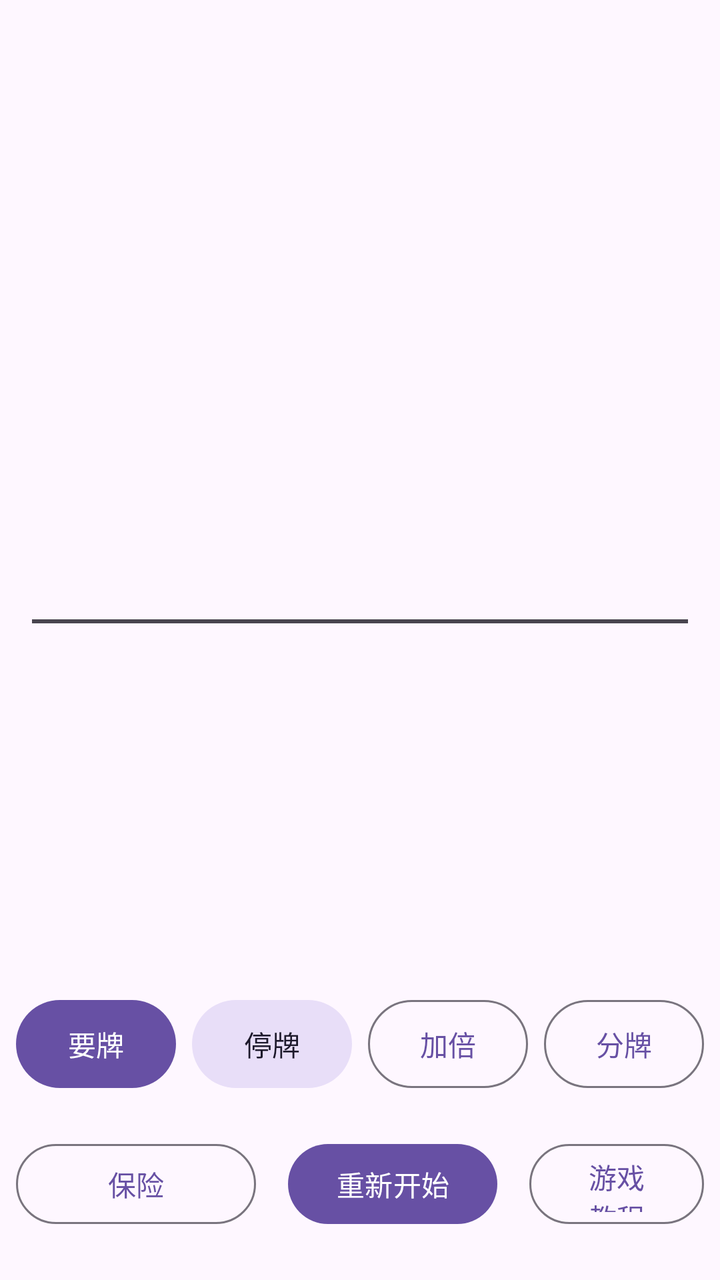
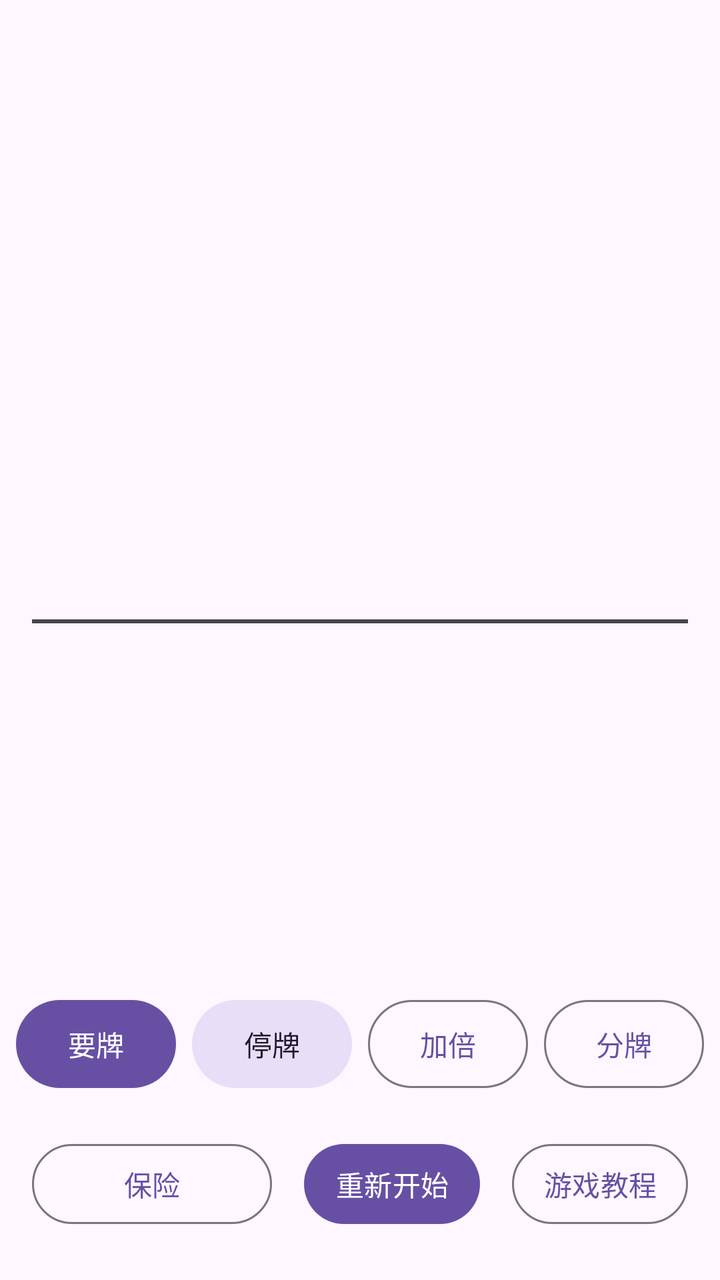

Screens rendered from an Android XML layout before and after an edit, with the pre-edit source and the edit as a unified diff.
<!-- AndroidManifest.xml: activity theme Theme.GameCenterApp -->
<!-- res/layout/activity_blackjack.xml -->
<?xml version="1.0" encoding="utf-8"?>
<LinearLayout xmlns:android="http://schemas.android.com/apk/res/android"
    android:layout_width="match_parent"
    android:layout_height="match_parent"
    android:orientation="vertical"
    android:background="?android:attr/colorBackground"
    android:paddingTop="28dp"
    android:gravity="center_horizontal">

    <TextView
        android:id="@+id/tv_game_title"
        android:layout_width="wrap_content"
        android:layout_height="wrap_content"
        android:layout_marginTop="16dp"
        android:textSize="28sp"
        android:textStyle="bold"
        android:textColor="?android:attr/textColorPrimary" />

    <TextView
        android:id="@+id/tv_result"
        android:layout_width="wrap_content"
        android:layout_height="wrap_content"
        android:layout_marginTop="16dp"
        android:textSize="24sp"
        android:textColor="#4CAF50"
        android:textStyle="bold" />

    <LinearLayout
        android:layout_width="match_parent"
        android:layout_height="0dp"
        android:layout_weight="1"
        android:orientation="vertical"
        android:gravity="center"
        android:padding="16dp">

        <TextView
            android:id="@+id/tv_dealer_cards"
            android:layout_width="wrap_content"
            android:layout_height="wrap_content"
            android:textSize="22sp"
            android:textColor="?android:attr/textColorPrimary" />

        <TextView
            android:id="@+id/tv_dealer_score"
            android:layout_width="wrap_content"
            android:layout_height="wrap_content"
            android:layout_marginTop="8dp"
            android:textSize="18sp"
            android:textColor="?attr/colorOnSurfaceVariant" />

        <View
            android:layout_width="match_parent"
            android:layout_height="2dp"
            android:layout_marginVertical="24dp"
            android:background="?attr/colorOnSurfaceVariant" />

        <TextView
            android:id="@+id/tv_player_cards"
            android:layout_width="wrap_content"
            android:layout_height="wrap_content"
            android:textSize="22sp"
            android:textColor="?android:attr/textColorPrimary" />

        <TextView
            android:id="@+id/tv_player_score"
            android:layout_width="wrap_content"
            android:layout_height="wrap_content"
            android:layout_marginTop="8dp"
            android:textSize="18sp"
            android:textColor="?attr/colorOnSurfaceVariant" />

    </LinearLayout>

    <LinearLayout
        android:layout_width="match_parent"
        android:layout_height="wrap_content"
        android:gravity="center"
        android:orientation="horizontal"
        android:layout_marginBottom="8dp">

        <com.google.android.material.button.MaterialButton
            android:id="@+id/btn_hit"
            style="@style/Widget.Material3.Button"
            android:layout_width="80dp"
            android:layout_height="52dp"
            android:layout_margin="4dp"
            android:text="要牌"
            android:textSize="14sp" />

        <com.google.android.material.button.MaterialButton
            android:id="@+id/btn_stand"
            style="@style/Widget.Material3.Button.TonalButton"
            android:layout_width="80dp"
            android:layout_height="52dp"
            android:layout_margin="4dp"
            android:text="停牌"
            android:textSize="14sp" />

        <com.google.android.material.button.MaterialButton
            android:id="@+id/btn_double"
            style="@style/Widget.Material3.Button.OutlinedButton"
            android:layout_width="80dp"
            android:layout_height="52dp"
            android:layout_margin="4dp"
            android:text="加倍"
            android:textSize="14sp" />

        <com.google.android.material.button.MaterialButton
            android:id="@+id/btn_split"
            style="@style/Widget.Material3.Button.OutlinedButton"
            android:layout_width="80dp"
            android:layout_height="52dp"
            android:layout_margin="4dp"
            android:text="分牌"
            android:textSize="14sp" />

    </LinearLayout>

    <LinearLayout
        android:layout_width="match_parent"
        android:layout_height="wrap_content"
        android:gravity="center"
        android:orientation="horizontal"
        android:layout_marginBottom="16dp">

        <com.google.android.material.button.MaterialButton
            android:id="@+id/btn_insurance"
            style="@style/Widget.Material3.Button.OutlinedButton"
            android:layout_width="120dp"
            android:layout_height="48dp"
            android:layout_margin="8dp"
            android:text="保险"
            android:textSize="14sp" />

        <com.google.android.material.button.MaterialButton
            android:id="@+id/btn_game_restart"
            style="@style/Widget.Material3.Button"
            android:layout_width="wrap_content"
            android:layout_height="48dp"
            android:layout_margin="8dp"
            android:text="@string/btn_restart" />

        <com.google.android.material.button.MaterialButton
            android:id="@+id/btn_game_tutorial"
            style="@style/Widget.Material3.Button.OutlinedButton"
            android:layout_width="wrap_content"
            android:layout_height="48dp"
            android:layout_margin="8dp"
            android:text="游戏教程" />

    </LinearLayout>

</LinearLayout>
<!-- resources referenced by this layout -->
<resources>
  <string name="btn_restart">重新开始</string>
  <style name="Theme.GameCenterApp" parent="Theme.Material3.DayNight.NoActionBar">
          <item name="colorPrimary">@color/md_theme_light_primary</item>
          <item name="colorOnPrimary">@color/md_theme_light_on_primary</item>
          <item name="colorPrimaryContainer">@color/md_theme_light_primary_container</item>
          <item name="colorOnPrimaryContainer">@color/md_theme_light_on_primary_container</item>
          <item name="colorSecondary">@color/md_theme_light_secondary</item>
          <item name="colorOnSecondary">@color/md_theme_light_on_secondary</item>
          <item name="colorSecondaryContainer">@color/md_theme_light_secondary_container</item>
          <item name="colorOnSecondaryContainer">@color/md_theme_light_on_secondary_container</item>
          <item name="colorSurface">@color/md_theme_light_surface</item>
          <item name="colorOnSurface">@color/md_theme_light_on_surface</item>
          <item name="colorOnSurfaceVariant">@color/md_theme_light_on_surface_variant</item>
          <item name="android:colorBackground">@color/md_theme_light_background</item>
          <item name="android:statusBarColor">@color/md_theme_light_surface</item>
          <item name="android:navigationBarColor">@color/md_theme_light_surface</item>
          <item name="android:windowLightStatusBar">true</item>
      </style>
  <color name="md_theme_light_primary">#6750A4</color>
  <color name="md_theme_light_surface">#FEF7FF</color>
  <!-- unchanged entries left out for length: 10 -->
</resources>

<!-- the commit's change to res/layout/activity_blackjack.xml (unified diff, before → after) -->
@@ -80,7 +80,7 @@
 
         <com.google.android.material.button.MaterialButton
             android:id="@+id/btn_hit"
-            style="@style/Widget.Material3.Button"
+            style="@style/Widget.GameCenter.Button"
             android:layout_width="80dp"
             android:layout_height="52dp"
             android:layout_margin="4dp"
@@ -89,7 +89,7 @@
 
         <com.google.android.material.button.MaterialButton
             android:id="@+id/btn_stand"
-            style="@style/Widget.Material3.Button.TonalButton"
+            style="@style/Widget.GameCenter.Button.Tonal"
             android:layout_width="80dp"
             android:layout_height="52dp"
             android:layout_margin="4dp"
@@ -98,7 +98,7 @@
 
         <com.google.android.material.button.MaterialButton
             android:id="@+id/btn_double"
-            style="@style/Widget.Material3.Button.OutlinedButton"
+            style="@style/Widget.GameCenter.Button.Outlined"
             android:layout_width="80dp"
             android:layout_height="52dp"
             android:layout_margin="4dp"
@@ -107,7 +107,7 @@
 
         <com.google.android.material.button.MaterialButton
             android:id="@+id/btn_split"
-            style="@style/Widget.Material3.Button.OutlinedButton"
+            style="@style/Widget.GameCenter.Button.Outlined"
             android:layout_width="80dp"
             android:layout_height="52dp"
             android:layout_margin="4dp"
@@ -125,7 +125,7 @@
 
         <com.google.android.material.button.MaterialButton
             android:id="@+id/btn_insurance"
-            style="@style/Widget.Material3.Button.OutlinedButton"
+            style="@style/Widget.GameCenter.Button.Outlined"
             android:layout_width="120dp"
             android:layout_height="48dp"
             android:layout_margin="8dp"
@@ -134,7 +134,7 @@
 
         <com.google.android.material.button.MaterialButton
             android:id="@+id/btn_game_restart"
-            style="@style/Widget.Material3.Button"
+            style="@style/Widget.GameCenter.Button"
             android:layout_width="wrap_content"
             android:layout_height="48dp"
             android:layout_margin="8dp"
@@ -142,7 +142,7 @@
 
         <com.google.android.material.button.MaterialButton
             android:id="@+id/btn_game_tutorial"
-            style="@style/Widget.Material3.Button.OutlinedButton"
+            style="@style/Widget.GameCenter.Button.Outlined"
             android:layout_width="wrap_content"
             android:layout_height="48dp"
             android:layout_margin="8dp"
<!-- resource entries referenced after the edit -->
@@ -1,6 +1,42 @@
 <!-- resources referenced by this layout -->
 <resources>
   <string name="btn_restart">重新开始</string>
+  <style name="Widget.GameCenter.Button" parent="Widget.Material3.Button">
+          <item name="android:minHeight">48dp</item>
+          <item name="minHeight">48dp</item>
+          <item name="android:paddingTop">6dp</item>
+          <item name="android:paddingBottom">6dp</item>
+          <item name="android:paddingStart">12dp</item>
+          <item name="android:paddingEnd">12dp</item>
+          <item name="android:includeFontPadding">true</item>
+          <item name="android:maxLines">2</item>
+          <item name="android:ellipsize">end</item>
+          <item name="android:textAllCaps">false</item>
+      </style>
+  <style name="Widget.GameCenter.Button.Outlined" parent="Widget.Material3.Button.OutlinedButton">
+          <item name="android:minHeight">48dp</item>
+          <item name="minHeight">48dp</item>
+          <item name="android:paddingTop">6dp</item>
+          <item name="android:paddingBottom">6dp</item>
+          <item name="android:paddingStart">12dp</item>
+          <item name="android:paddingEnd">12dp</item>
+          <item name="android:includeFontPadding">true</item>
+          <item name="android:maxLines">2</item>
+          <item name="android:ellipsize">end</item>
+          <item name="android:textAllCaps">false</item>
+      </style>
+  <style name="Widget.GameCenter.Button.Tonal" parent="Widget.Material3.Button.TonalButton">
+          <item name="android:minHeight">48dp</item>
+          <item name="minHeight">48dp</item>
+          <item name="android:paddingTop">6dp</item>
+          <item name="android:paddingBottom">6dp</item>
+          <item name="android:paddingStart">12dp</item>
+          <item name="android:paddingEnd">12dp</item>
+          <item name="android:includeFontPadding">true</item>
+          <item name="android:maxLines">2</item>
+          <item name="android:ellipsize">end</item>
+          <item name="android:textAllCaps">false</item>
+      </style>
   <style name="Theme.GameCenterApp" parent="Theme.Material3.DayNight.NoActionBar">
           <item name="colorPrimary">@color/md_theme_light_primary</item>
           <item name="colorOnPrimary">@color/md_theme_light_on_primary</item>
@@ -17,9 +53,20 @@
           <item name="android:statusBarColor">@color/md_theme_light_surface</item>
           <item name="android:navigationBarColor">@color/md_theme_light_surface</item>
           <item name="android:windowLightStatusBar">true</item>
+          <item name="materialButtonStyle">@style/Widget.GameCenter.Button</item>
+          <item name="android:buttonStyle">@style/Widget.GameCenter.PlatformButton</item>
       </style>
   <color name="md_theme_light_primary">#6750A4</color>
   <color name="md_theme_light_surface">#FEF7FF</color>
+  <style name="Widget.GameCenter.PlatformButton" parent="@android:style/Widget.Material.Button">
+          <item name="android:minHeight">44dp</item>
+          <item name="android:paddingTop">4dp</item>
+          <item name="android:paddingBottom">4dp</item>
+          <item name="android:includeFontPadding">true</item>
+          <item name="android:maxLines">2</item>
+          <item name="android:ellipsize">end</item>
+          <item name="android:textAllCaps">false</item>
+      </style>
   <!-- unchanged entries left out for length: 10 -->
 </resources>
 
